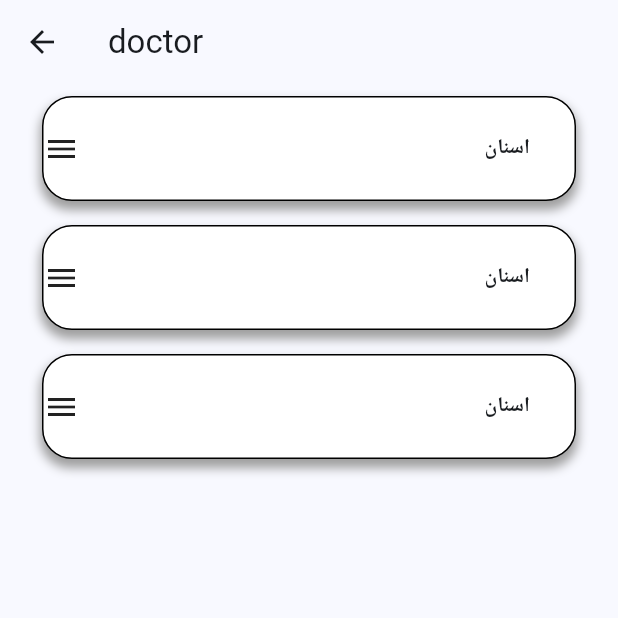
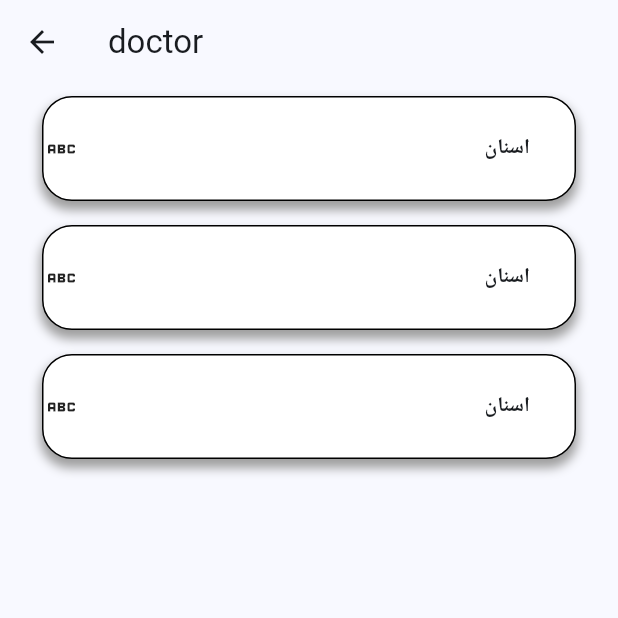
Before and after one commit to DevElshanawy/Doctor, a Flutter app: the Homepage screen opened directly, after a tap on "دكتور", on a phone screen of 412 x 824 dp, the top half of it. Run offline on Flutter 3.47's test engine with Material 3 defaults, Android fonts, the phone set to English and light mode, and no system bars; our stand-ins replace animated_bottom_navigation_bar, firebase_core, simple_animations, smooth_page_indicator; accounts and stored records are empty.

Commit message:
Add files via upload

```diff
--- a/lib/Screens/doctorpage.dart
+++ b/lib/Screens/doctorpage.dart
@@ -16,11 +16,27 @@ class doctorpage extends StatelessWidget {
           padding: const EdgeInsets.symmetric(horizontal: 20),
           child: Column(
             children: [
-              T_doctor(),
-              T_doctor(),
-              T_doctor(),
-
-
+              T_doctor(
+                onTap: () {
+                  Navigator.of(context).pushNamed('doctorsscreen');
+                },
+                icon: Icons.abc,
+                text: "اسنان",
+              ),
+              T_doctor(
+                onTap: () {
+                  Navigator.of(context).pushNamed('doctorsscreen');
+                },
+                icon: Icons.abc,
+                text: "اسنان",
+              ),
+              T_doctor(
+                onTap: () {
+                  Navigator.of(context).pushNamed('doctorsscreen');
+                },
+                icon: Icons.abc,
+                text: "اسنان",
+              ),
             ],
           ),
         ),
--- a/lib/Screens/homepage.dart
+++ b/lib/Screens/homepage.dart
@@ -1,5 +1,4 @@
-
-import 'package:doctor_appp/Screens/homeItem.dart';
+import 'package:doctor_appp/Widgets/homeItem.dart';
 import 'package:flutter/material.dart';
 
 class Homepage extends StatelessWidget {
@@ -15,23 +14,33 @@ class Homepage extends StatelessWidget {
           children: [
             Row(
               children: [
-                HomeItem(text: "مكالمه دكتور", onTap: () {}),
+                HomeItem(
+                  image: "",
+                  text: "مكالمه دكتور",
+                  onTap: () {},
+                ),
                 const SizedBox(
                   width: 20,
                 ),
                 HomeItem(
+                  image: "",
                   text: "دكتور",
-                  onTap: () {Navigator.of(context).pushNamed('doctorpage');},
+                  onTap: () {
+                    Navigator.of(context).pushNamed('doctorpage');
+                  },
                 ),
               ],
             ),
-            const SizedBox(height: 20,),
+            const SizedBox(
+              height: 20,
+            ),
             Padding(
               padding: const EdgeInsets.all(8.0),
               child: HomeItem(
-                    text: "تحاليل واشاعات",
-                    onTap: () {},
-                  ),
+                image: "",
+                text: "تحاليل واشاعات",
+                onTap: () {},
+              ),
             ),
           ],
         ),
--- /dev/null
+++ b/lib/Widgets/homeItem.dart
@@ -0,0 +1,63 @@
+import 'package:flutter/cupertino.dart';
+import 'package:flutter/material.dart';
+import 'package:flutter/widgets.dart';
+
+
+// ignore: must_be_immutable
+class HomeItem extends StatelessWidget {
+  HomeItem({super.key, required this.text, required this.onTap,required this.image});
+  String text;
+  Function onTap;
+  String image;
+  @override
+  Widget build(BuildContext context) {
+    return GestureDetector(
+      onTap: () {
+        onTap();
+      },
+      child: Stack(
+        children: [
+          Container(
+            height: 150,
+            width: 150,
+            child: Column(
+              mainAxisAlignment: MainAxisAlignment.center,
+              children: [
+                Container(
+                    height: 100,
+                    width: 100,
+                    child:
+                        Image(image: AssetImage(image))),
+              ],
+            ),
+            decoration: BoxDecoration(
+              boxShadow: [
+                BoxShadow(
+                  color: Color(0xffe6eeff),
+                  offset: Offset(0, 5),
+                  blurRadius: 5,
+                ),
+              ],
+              borderRadius: BorderRadius.circular(10.0),
+              color: Colors.grey[200],
+            ),
+          ),
+          Container(
+            alignment: Alignment.bottomCenter,
+            height: 150,
+            width: 150,
+            child: FittedBox(
+              child: Text(
+                (text),
+                style: TextStyle(
+                    fontSize: 33,
+                    fontWeight: FontWeight.w500,
+                    color: Colors.black),
+              ),
+            ),
+          )
+        ],
+      ),
+    );
+  }
+}
--- a/lib/Widgets/t_doctor.dart
+++ b/lib/Widgets/t_doctor.dart
@@ -1,26 +1,30 @@
 import 'package:flutter/material.dart';
+// ignore: must_be_immutable
 class T_doctor extends StatelessWidget {
-  const T_doctor({
+   T_doctor({
     super.key,
+    required this.icon,required this.text,required this.onTap
   });
-
+IconData icon;
+String text;
+Function onTap;
   @override
   Widget build(BuildContext context) {
     return GestureDetector(
       onTap: () {
-        Navigator.of(context).pushNamed('doctorsscreen');
+        onTap();
       },
       child: Padding(
         padding: const EdgeInsets.all(8.0),
         child: Container(
           child: Row(
             children: [
-              Icon(Icons.menu),
+              Icon(icon),
               SizedBox(
                 width: 270,
               ),
               Text(
-                "اسنان",
+                text,
                 style: TextStyle(fontWeight: FontWeight.bold),
               ),
             ],
```
